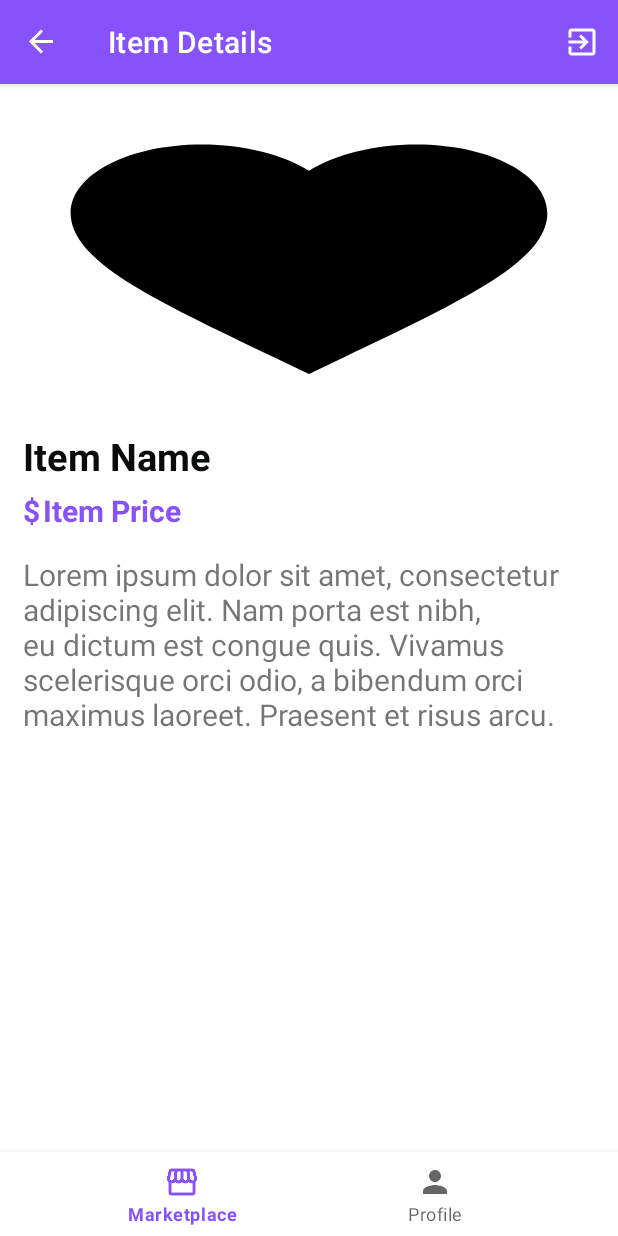
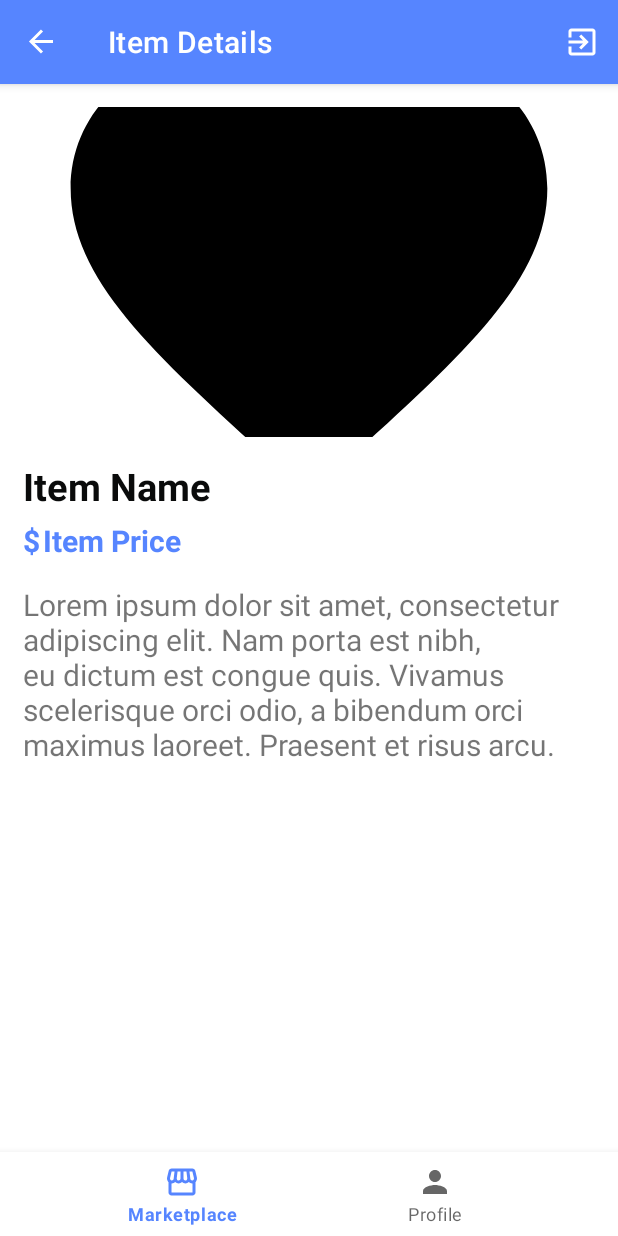
Before and after one commit to ytleevicky/android-yard-sale, an Android app: the ItemDetailsFragment screen opened through its navigation route, on a phone screen of 412 x 824 dp. Run offline under Robolectric (Android 15) with nearby library versions, the phone set to English and light mode, and no system bars; our stand-ins replace Firebase (no records; nobody signed in at launch, a user with empty details on screens opened directly), Picasso, navigation-ui.

Commit message:
Color change and fix bug in item details screen

```diff
--- a/app/src/main/java/com/vickylee/yardsale/adapters/BuyerListAdapter.kt
+++ b/app/src/main/java/com/vickylee/yardsale/adapters/BuyerListAdapter.kt
@@ -1,6 +1,7 @@
 package com.vickylee.yardsale.adapters
 
 import android.content.Context
+import android.graphics.Color
 import android.util.Log
 import android.view.LayoutInflater
 import android.view.ViewGroup
@@ -32,8 +33,10 @@ class BuyerListAdapter(
             Log.d("TAG", "bind: ${currentItem.isItemAvailable}")
             if (currentItem.isItemAvailable) {
                 binding.tvItemStatus.setText("Available")
+                binding.tvItemStatus.setTextColor(Color.parseColor("#40984C"))
             } else {
                 binding.tvItemStatus.setText("Sold")
+                binding.tvItemStatus.setTextColor(Color.parseColor("#707070"))
             }
 
             itemView.setOnClickListener {
--- a/app/src/main/java/com/vickylee/yardsale/data/UserRepository.kt
+++ b/app/src/main/java/com/vickylee/yardsale/data/UserRepository.kt
@@ -459,10 +459,12 @@ class UserRepository(private val context: Context) {
                     if (currentItem != null) {
                         Log.d(TAG, "getItemDetails: $snapshot")
                         currentItem.itemID = snapshot.id
+                        currentItem.sellerID = userID
                         currentItem.itemName = snapshot.get(FIELD_ITEM_NAME).toString()
                         currentItem.itemPrice = snapshot.get(FIELD_ITEM_PRICE).toString().toDouble()
                         currentItem.itemDescription = snapshot.get(FIELD_ITEM_DESCRIPTION).toString()
                         currentItem.itemPic = snapshot.get(FIELD_ITEM_PIC).toString()
+                        currentItem.isItemAvailable = snapshot.get(FIELD_ITEM_IS_AVAILABLE).toString().toBoolean()
                     }
                     item.postValue(currentItem)
                 }
--- a/app/src/main/java/com/vickylee/yardsale/fragments/ItemDetailsFragment.kt
+++ b/app/src/main/java/com/vickylee/yardsale/fragments/ItemDetailsFragment.kt
@@ -128,6 +128,7 @@ class ItemDetailsFragment : Fragment() {
         userRepository.getItemDetails(sellerID, itemID)
         userRepository.item.observe(viewLifecycleOwner, Observer {
             if (it != null) {
+                Log.d(TAG, "getItemDetails: $it")
                 binding.tvItemName.setText(it.itemName)
                 binding.tvItemDetails.setText(it.itemDescription)
                 binding.tvItemPrice.setText(it.itemPrice.toString())
--- a/app/src/main/res/drawable/ic_email.xml
+++ b/app/src/main/res/drawable/ic_email.xml
@@ -1,4 +1,4 @@
-<vector android:height="24dp" android:tint="@color/ys_purple"
+<vector android:height="24dp" android:tint="#707070"
     android:viewportHeight="24" android:viewportWidth="24"
     android:width="24dp" xmlns:android="http://schemas.android.com/apk/res/android">
     <path android:fillColor="@android:color/white" android:pathData="M20,4L4,4c-1.1,0 -1.99,0.9 -1.99,2L2,18c0,1.1 0.9,2 2,2h16c1.1,0 2,-0.9 2,-2L22,6c0,-1.1 -0.9,-2 -2,-2zM20,8l-8,5 -8,-5L4,6l8,5 8,-5v2z"/>
--- a/app/src/main/res/drawable/ic_location.xml
+++ b/app/src/main/res/drawable/ic_location.xml
@@ -1,4 +1,4 @@
-<vector android:height="24dp" android:tint="@color/ys_purple"
+<vector android:height="24dp" android:tint="#707070"
     android:viewportHeight="24" android:viewportWidth="24"
     android:width="24dp" xmlns:android="http://schemas.android.com/apk/res/android">
     <path android:fillColor="@android:color/white" android:pathData="M12,2C8.13,2 5,5.13 5,9c0,5.25 7,13 7,13s7,-7.75 7,-13c0,-3.87 -3.13,-7 -7,-7zM12,11.5c-1.38,0 -2.5,-1.12 -2.5,-2.5s1.12,-2.5 2.5,-2.5 2.5,1.12 2.5,2.5 -1.12,2.5 -2.5,2.5z"/>
--- a/app/src/main/res/drawable/ic_phone.xml
+++ b/app/src/main/res/drawable/ic_phone.xml
@@ -1,4 +1,4 @@
-<vector android:height="24dp" android:tint="@color/ys_purple"
+<vector android:height="24dp" android:tint="#707070"
     android:viewportHeight="24" android:viewportWidth="24"
     android:width="24dp" xmlns:android="http://schemas.android.com/apk/res/android">
     <path android:fillColor="@android:color/white" android:pathData="M17.38,10.79l-2.2,-2.2c-0.28,-0.28 -0.36,-0.67 -0.25,-1.02 0.37,-1.12 0.57,-2.32 0.57,-3.57 0,-0.55 0.45,-1 1,-1H20c0.55,0 1,0.45 1,1 0,9.39 -7.61,17 -17,17 -0.55,0 -1,-0.45 -1,-1v-3.49c0,-0.55 0.45,-1 1,-1 1.24,0 2.45,-0.2 3.57,-0.57 0.35,-0.12 0.75,-0.03 1.02,0.24l2.2,2.2c2.83,-1.45 5.15,-3.76 6.59,-6.59z"/>
--- a/app/src/main/res/layout/activity_splash.xml
+++ b/app/src/main/res/layout/activity_splash.xml
@@ -4,7 +4,7 @@
     xmlns:tools="http://schemas.android.com/tools"
     android:layout_width="match_parent"
     android:layout_height="match_parent"
-    android:background="@color/ys_purple"
+    android:background="#5685FF"
     tools:context=".SplashActivity">
 
     <ImageView
--- a/app/src/main/res/layout/fragment_edit_profile.xml
+++ b/app/src/main/res/layout/fragment_edit_profile.xml
@@ -34,6 +34,8 @@
             android:layout_width="match_parent"
             android:layout_height="match_parent"
             android:src="@drawable/ic_profile"
+            android:adjustViewBounds="true"
+            android:scaleType="centerCrop"
             app:layout_constraintEnd_toEndOf="parent"
             app:layout_constraintStart_toStartOf="parent"
             app:layout_constraintTop_toTopOf="parent" />
--- a/app/src/main/res/layout/fragment_item_details.xml
+++ b/app/src/main/res/layout/fragment_item_details.xml
@@ -11,9 +11,9 @@
     <ImageView
         android:id="@+id/iv_item_pic"
         android:layout_width="match_parent"
-        android:layout_height="200dp"
+        android:layout_height="220dp"
         android:adjustViewBounds="true"
-        android:scaleType="fitXY"
+        android:scaleType="centerCrop"
         android:src="@drawable/ic_favorite"
         app:layout_constraintStart_toStartOf="parent"
         app:layout_constraintTop_toTopOf="parent" />
@@ -129,6 +129,7 @@
         android:text="Seller Details :"
         android:textSize="22sp"
         android:textStyle="bold"
+        android:textColor="@color/ys_black"
         android:visibility="gone"
         android:layout_margin="10dp"
         app:layout_constraintStart_toStartOf="parent"
@@ -136,8 +137,8 @@
 
     <ImageView
         android:id="@+id/iv_phone"
-        android:layout_width="30dp"
-        android:layout_height="30dp"
+        android:layout_width="25dp"
+        android:layout_height="25dp"
         android:layout_marginTop="15dp"
         android:src="@drawable/ic_phone"
         android:visibility="gone"
@@ -150,7 +151,7 @@
         android:layout_height="wrap_content"
         android:layout_marginLeft="10dp"
         android:text="123455677"
-        android:textSize="20sp"
+        android:textSize="18sp"
         android:visibility="gone"
         app:layout_constraintBottom_toBottomOf="@+id/iv_phone"
         app:layout_constraintStart_toEndOf="@+id/iv_phone"
@@ -158,8 +159,8 @@
 
     <ImageView
         android:id="@+id/iv_location"
-        android:layout_width="30dp"
-        android:layout_height="30dp"
+        android:layout_width="25dp"
+        android:layout_height="25dp"
         android:layout_marginTop="10dp"
         android:src="@drawable/ic_location"
         android:visibility="gone"
@@ -173,7 +174,7 @@
         android:layout_marginStart="10dp"
         android:gravity="center_horizontal"
         android:text="160 kendal Ave"
-        android:textSize="20sp"
+        android:textSize="18sp"
         android:visibility="gone"
         app:layout_constraintBottom_toBottomOf="@+id/iv_location"
         app:layout_constraintStart_toEndOf="@+id/iv_location"
--- a/app/src/main/res/layout/item.xml
+++ b/app/src/main/res/layout/item.xml
@@ -13,6 +13,8 @@
         android:layout_height="120dp"
         android:layout_margin="8dp"
         android:contentDescription="Item Image"
+        android:scaleType="centerCrop"
+        android:adjustViewBounds="true"
         android:src="@drawable/ic_launcher_background" />
 
     <androidx.constraintlayout.widget.ConstraintLayout
@@ -48,7 +50,7 @@
             android:layout_width="wrap_content"
             android:layout_height="wrap_content"
             android:text="Item status"
-            android:textColor="@color/ys_purple"
+            android:textColor="#40984C"
             android:textSize="14sp"
             android:textStyle="bold"
             app:layout_constraintStart_toStartOf="parent"
@@ -60,6 +62,7 @@
             android:layout_height="wrap_content"
             android:layout_marginBottom="8dp"
             android:text="Item Price"
+            android:textColor="@color/ys_purple"
             android:textSize="18sp"
             android:textStyle="bold"
             app:layout_constraintBottom_toBottomOf="parent"
--- a/app/src/main/res/values/colors.xml
+++ b/app/src/main/res/values/colors.xml
@@ -17,7 +17,7 @@
     <!-- Yard Sale Color Theme -->
 
     <color name="ys_black">#0A0B0B</color>
-    <color name="ys_purple">#8752F9</color>
+    <color name="ys_purple">#5685FF</color>
     <color name="ys_white">#F4F5F6</color>
 
 </resources>
```
Also changed, not shown: app/src/main/res/layout/fragment_profile.xml (+5 -3 lines).
